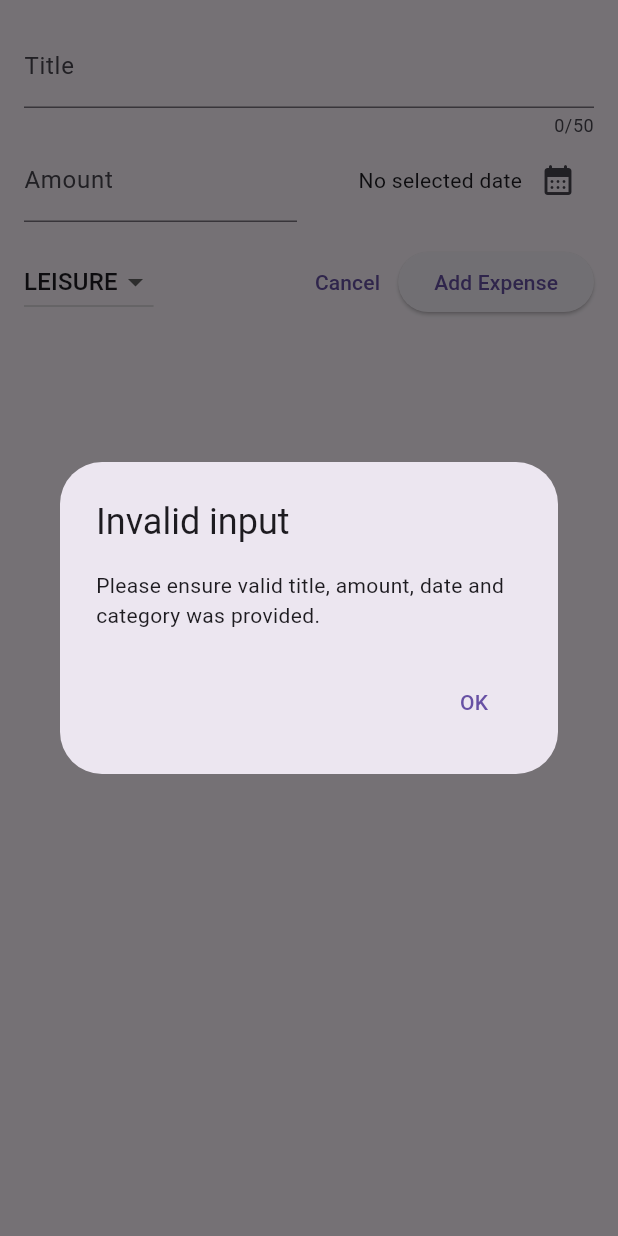
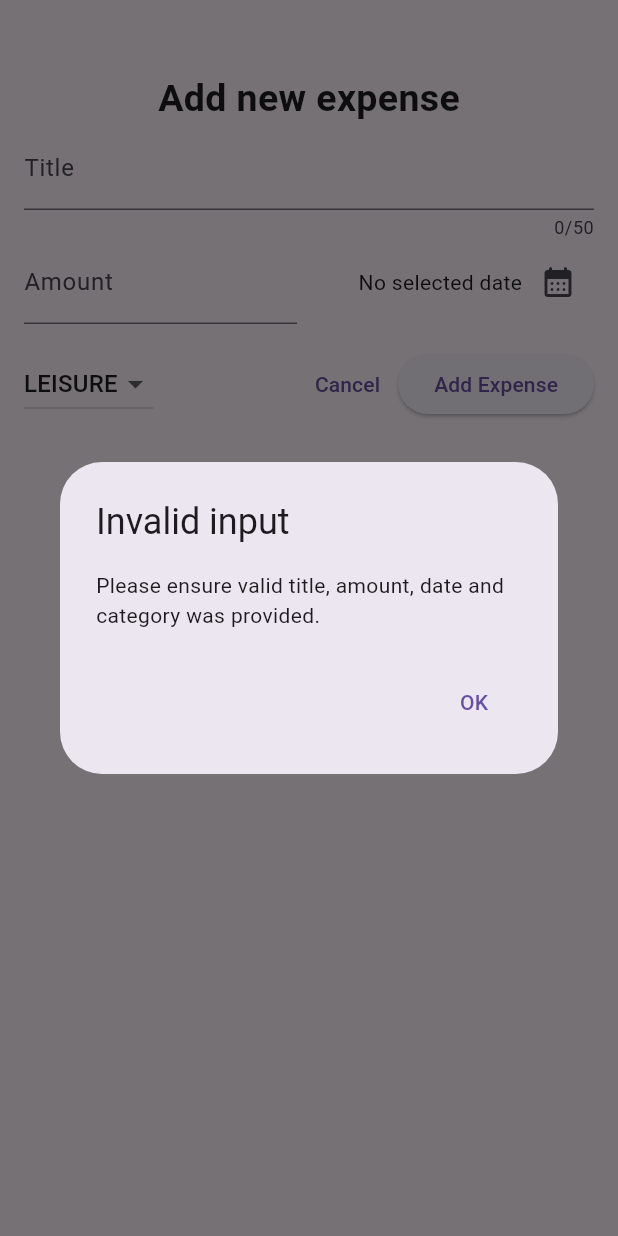
Before and after one commit to yatoenough/expense-tracker-app, a Flutter app: the NewExpense widget shown alone on an empty page, opened directly with empty values, after a tap on "Add Expense", on a phone screen of 412 x 824 dp. Run offline on Flutter 3.47's test engine with Material 3 defaults, Android fonts, the phone set to English and light mode, and no system bars.

Commit message:
added title to modal sheet

```diff
--- a/lib/widgets/expenses/new_expense.dart
+++ b/lib/widgets/expenses/new_expense.dart
@@ -69,6 +69,8 @@ class _NewExpenseState extends State<NewExpense> {
         category: _selectedCategory,
       ),
     );
+
+    Navigator.pop(context);
   }
 
   @override
@@ -81,9 +83,13 @@ class _NewExpenseState extends State<NewExpense> {
   @override
   Widget build(BuildContext context) {
     return Padding(
-      padding: const EdgeInsets.all(16),
+      padding: const EdgeInsets.fromLTRB(16, 48, 16, 16),
       child: Column(
         children: [
+          const Text(
+            "Add new expense",
+            style: TextStyle(fontSize: 25, fontWeight: FontWeight.bold),
+          ),
           TextField(
             controller: _titleController,
             maxLength: 50,
```
